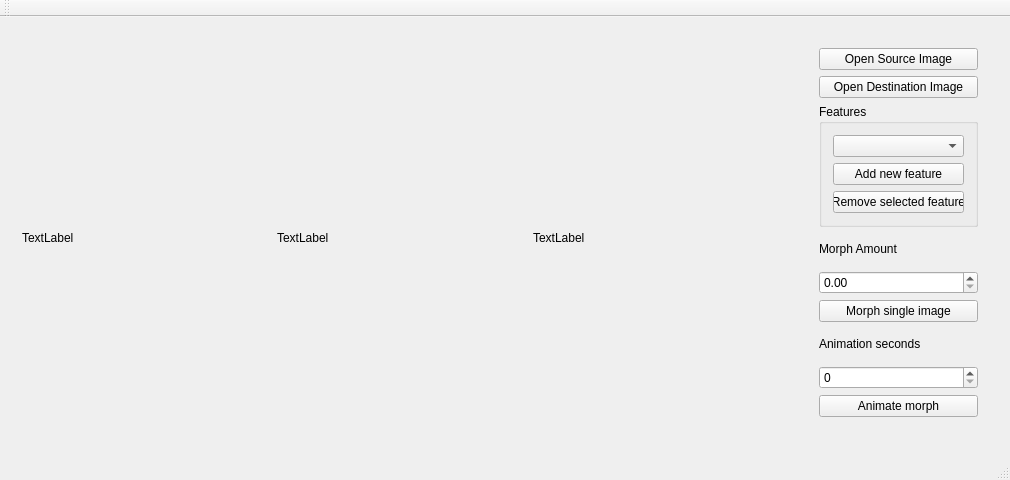
Above: mainwindow.ui from carolhmj/featuremorph before the change. Below: the same form after it.
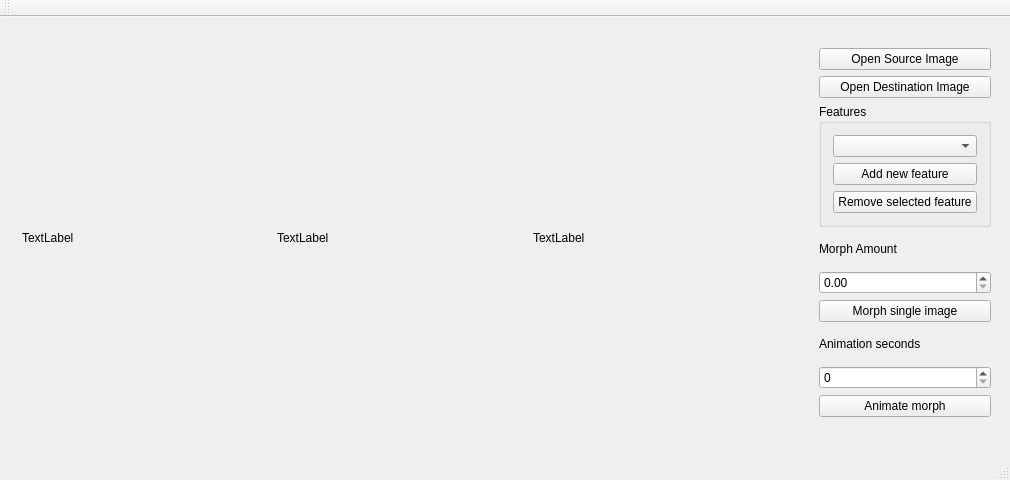
That is the form after the change.

Commit message: muitas trapalhadas de interface

```diff
--- a/mainwindow.ui
+++ b/mainwindow.ui
@@ -97,7 +97,7 @@
         <rect>
          <x>9</x>
          <y>9</y>
-         <width>181</width>
+         <width>194</width>
          <height>391</height>
         </rect>
        </property>
```
The commit also changes 5 other files.
